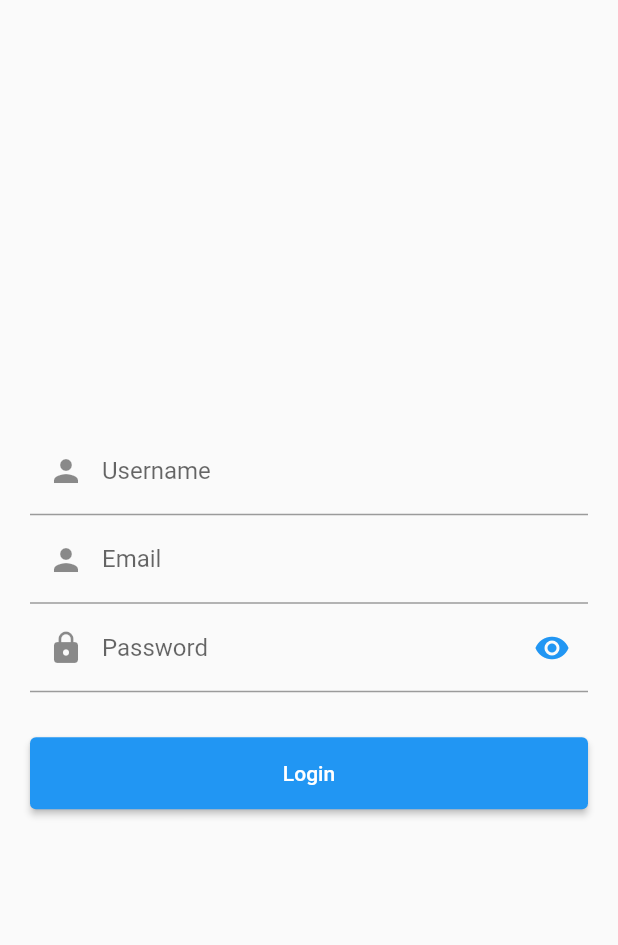
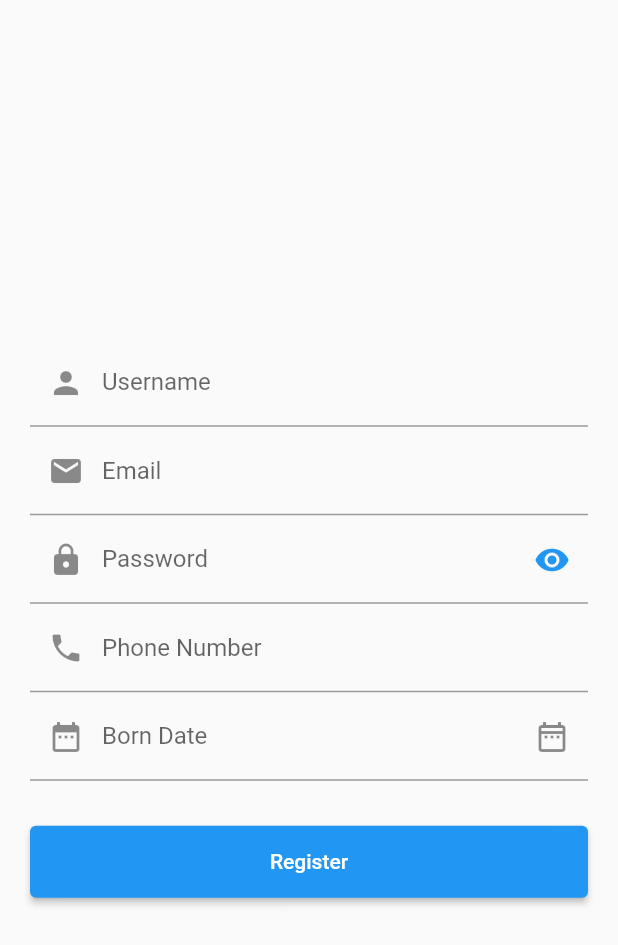
Before and after one commit to DavidWisnu25/UGD_Bloc_1_D, a Flutter app: the Registerview screen opened directly, on a phone screen of 412 x 824 dp. Shown: the top 945 px of the screen. Run offline on Flutter 3.47's test engine with Material 2 defaults, Android fonts, the phone set to English and light mode, and no system bars; our stand-ins replace flutter_bloc.

Commit message:
Register + Login done

```diff
--- a/lib/bloc/register_bloc.dart
+++ b/lib/bloc/register_bloc.dart
@@ -10,8 +10,6 @@ class RegisterBloc extends Bloc<RegisterEvent, RegisterState> {
     on<IsPasswordVisibleChanged>(
         (event, emit) => _onIsPasswordVisibleChanged(event, emit));
 
-    //on<NoTelponChanged>((event, emit) => _onNoTelponChanged(event, emit));
-
     on<FormSubmitted>((event, emit) => _onFormSubmitted(event, emit));
   }
   void _onIsPasswordVisibleChanged(
@@ -22,21 +20,12 @@ class RegisterBloc extends Bloc<RegisterEvent, RegisterState> {
     ));
   }
 
-  //Bagian ini masih error
-  // void _onNoTelponChanged(NoTelponChanged event, Emitter<RegisterState> emit) {
-  //   emit(state.copyWith(noTelpon: event.noTelpon));
-  // }
-
-  // void _onSelectedDateChanged(
-  //     SelectedDateChanged event, Emitter<RegisterState> emit) {
-  //   emit(state.copyWith(selectedDate: event.selectedDate));
-  // }
-
   void _onFormSubmitted(
       FormSubmitted event, Emitter<RegisterState> emit) async {
     emit(state.copyWith(formSubmissionState: FormSubmitting()));
     try {
-      await registerRepository.login(event.username, event.password);
+      await registerRepository.register(event.username, event.password,
+          event.email, event.noTelpon, event.selectedDate);
       emit(state.copyWith(formSubmissionState: SubmissionSuccess()));
     } on FailedRegister catch (e) {
       emit(state.copyWith(
--- a/lib/bloc/register_event.dart
+++ b/lib/bloc/register_event.dart
@@ -10,8 +10,8 @@ class FormSubmitted extends RegisterEvent {
   String username;
   String email;
   String password;
-  int noTelpon;
-  DateTime selectedDate;
+  String noTelpon;
+  String selectedDate;
 
   FormSubmitted(
       {required this.username,
--- a/lib/page/register_page.dart
+++ b/lib/page/register_page.dart
@@ -1,9 +1,11 @@
 import 'package:flutter/material.dart';
 import 'package:flutter_bloc/flutter_bloc.dart';
+import 'package:intl/intl.dart';
 import 'package:ugd_bloc/bloc/form_submission_state.dart';
 import 'package:ugd_bloc/bloc/register_bloc.dart';
 import 'package:ugd_bloc/bloc/register_event.dart';
 import 'package:ugd_bloc/bloc/register_state.dart';
+import 'package:ugd_bloc/page/login_page.dart';
 
 class Registerview extends StatefulWidget {
   const Registerview({super.key});
@@ -17,7 +19,8 @@ class _RegisterviewState extends State<Registerview> {
   TextEditingController usernameController = TextEditingController();
   TextEditingController emailController = TextEditingController();
   TextEditingController passwordController = TextEditingController();
-  bool isPasswordVisible = false;
+  TextEditingController phoneController = TextEditingController();
+  TextEditingController dateController = TextEditingController();
 
   @override
   Widget build(BuildContext context) {
@@ -28,9 +31,11 @@ class _RegisterviewState extends State<Registerview> {
           if (state.formSubmissionState is SubmissionSuccess) {
             ScaffoldMessenger.of(context).showSnackBar(
               const SnackBar(
-                content: Text('Login Success'),
+                content: Text('Register Success'),
               ),
             );
+            Navigator.push(
+                context, MaterialPageRoute(builder: (_) => const Loginview()));
           }
           if (state.formSubmissionState is SubmissionFailed) {
             ScaffoldMessenger.of(context).showSnackBar(
@@ -48,6 +53,9 @@ class _RegisterviewState extends State<Registerview> {
             child: Scaffold(
               body: Form(
                 key: formKey,
+                child: Container(
+                  alignment: Alignment.center,
+                  child: SingleChildScrollView(
                     child: Padding(
                       padding: const EdgeInsets.symmetric(
                           horizontal: 20.0, vertical: 10.0),
@@ -60,13 +68,15 @@ class _RegisterviewState extends State<Registerview> {
                               prefixIcon: Icon(Icons.person),
                               labelText: 'Username',
                             ),
-                        validator: (value) =>
-                            value == '' ? 'Please enter your username' : null,
+                            validator: (value) => value == ''
+                                ? 'Please enter your username'
+                                : null,
                           ),
                           TextFormField(
                             controller: emailController,
+                            keyboardType: TextInputType.emailAddress,
                             decoration: const InputDecoration(
-                          prefixIcon: Icon(Icons.person),
+                              prefixIcon: Icon(Icons.email),
                               labelText: 'Email',
                             ),
                             validator: (value) =>
@@ -84,7 +94,7 @@ class _RegisterviewState extends State<Registerview> {
                                       );
                                 },
                                 icon: Icon(
-                              isPasswordVisible
+                                  state.isPasswordVisible
                                       ? Icons.visibility_off
                                       : Icons.visibility,
                                   color: state.isPasswordVisible
@@ -94,43 +104,40 @@ class _RegisterviewState extends State<Registerview> {
                               ),
                             ),
                             obscureText: state.isPasswordVisible,
-                        validator: (value) =>
-                            value == '' ? 'Please Enter your password' : null,
+                            validator: (value) => value == ''
+                                ? 'Please Enter your password'
+                                : null,
                           ),
-                      //Bagian yang di comment masih error (Untuk noTelpon & pemilihan tanggal), lihat file register_bloc.dart
-                      // TextFormField(
-                      //   keyboardType: TextInputType.number, // Set keyboard type to number
-                      //   decoration: const InputDecoration(
-                      //     prefixIcon: Icon(Icons.phone),
-                      //     labelText: 'Phone Number',
-                      //   ),
-                      //   validator: (value) =>
-                      //       value.isEmpty ? 'Please enter your phone number' : null,
-                      //   onChanged: (value) {
-                      //     // Parse the input text as an integer and assign it to noTelpon
-                      //     context.read<RegisterBloc>().add(NoTelponChanged(int.tryParse(value) ?? 0));
-                      //   },
-                      // ),
-                      // ElevatedButton(
-                      //   onPressed: () async {
-                      //     final DateTime pickedDate = await showDatePicker(
-                      //       context: context,
-                      //       initialDate: selectedDate, // Set the initial date
-                      //       firstDate: DateTime(2000),
-                      //       lastDate: DateTime(2101),
-                      //     );
-
-                      //     if (pickedDate != null && pickedDate != selectedDate) {
-                      //       // Update the selectedDate if a new date is picked
-                      //       context.read<RegisterBloc>().add(SelectedDateChanged(pickedDate));
-                      //     }
-                      //   },
-                      //   child: Text(
-                      //     'Select Date',
-                      //     style: TextStyle(color: Colors.white),
-                      //   ),
-                      // ),
-
+                          TextFormField(
+                            controller: phoneController,
+                            keyboardType: TextInputType.phone,
+                            decoration: const InputDecoration(
+                              prefixIcon: Icon(Icons.phone),
+                              labelText: 'Phone Number',
+                            ),
+                            validator: (value) => value == ''
+                                ? 'Please enter your Phone Number'
+                                : null,
+                          ),
+                          TextFormField(
+                            controller: dateController,
+                            readOnly: true,
+                            onTap: () {
+                              _showDatePicker();
+                            },
+                            decoration: InputDecoration(
+                              prefixIcon: Icon(Icons.date_range),
+                              labelText: 'Born Date',
+                              suffixIcon: IconButton(
+                                  onPressed: () async {
+                                    _showDatePicker();
+                                  },
+                                  icon: Icon(Icons.date_range_outlined)),
+                            ),
+                            validator: (value) => value == ''
+                                ? 'Please enter your Born Date'
+                                : null,
+                          ),
                           const SizedBox(height: 30),
                           SizedBox(
                             width: double.infinity,
@@ -142,8 +149,8 @@ class _RegisterviewState extends State<Registerview> {
                                           username: usernameController.text,
                                           email: emailController.text,
                                           password: passwordController.text,
-                                      noTelpon: 0,
-                                      selectedDate: DateTime.now(),
+                                          noTelpon: phoneController.text,
+                                          selectedDate: dateController.text,
                                         ),
                                       );
                                 }
@@ -151,14 +158,17 @@ class _RegisterviewState extends State<Registerview> {
                               child: Padding(
                                 padding: EdgeInsets.symmetric(
                                     vertical: 16.0, horizontal: 16.0),
-                            child: state.formSubmissionState is FormSubmitting
+                                child:
+                                    state.formSubmissionState is FormSubmitting
                                         ? const CircularProgressIndicator(
                                             color: Colors.white)
-                                : const Text("Login"),
+                                        : const Text("Register"),
                               ),
                             ),
                           ),
                         ],
+                      ),
+                    ),
                   ),
                 ),
               ),
@@ -168,4 +178,16 @@ class _RegisterviewState extends State<Registerview> {
       ),
     );
   }
+
+  Future<void> _showDatePicker() async {
+    DateTime? pickedDate = await showDatePicker(
+        context: context,
+        initialDate: DateTime.now(),
+        firstDate: DateTime(1000),
+        lastDate: DateTime(3000));
+    if (pickedDate != null) {
+      dateController.text =
+          DateFormat('MM-dd-yyyy').format(pickedDate).toString();
     }
+  }
+}
--- a/lib/repository/register_repository.dart
+++ b/lib/repository/register_repository.dart
@@ -1,3 +1,5 @@
+import 'package:ugd_bloc/model/globalData.dart';
+
 import '../model/user.dart';
 
 class FailedRegister implements Exception {
@@ -7,18 +9,15 @@ class FailedRegister implements Exception {
 }
 
 class RegisterRepository {
-  String username = "User";
-  String password = "123";
-
-  Future<User> login(String username, String password) async {
+  Future<User> register(String username, String password, String email,
+      String noTelpon, String selectedDate) async {
     User userData = User();
     await Future.delayed(Duration(seconds: 3), () {
-      if (this.username == username && this.password == password) {
+      if (username.isEmpty || password.isEmpty) {
+        throw 'Username or password cannot be empty';
+      } else if (username.isNotEmpty && password.isNotEmpty) {
         userData = User(name: username, password: password, token: "12345");
-      } else if (username == '' || password == '') {
-        throw 'Username or password cannot be empty';
-      } else {
-        throw FailedRegister();
+        globalData.listUsers.add(userData);
       }
     });
     return userData;
--- a/pubspec.yaml
+++ b/pubspec.yaml
@@ -10,6 +10,7 @@ dependencies:
   flutter:
     sdk: flutter
   flutter_bloc: ^8.0.1
+  intl: ^0.18.1
 
 dev_dependencies:
   flutter_test:
```
Also changed, not shown: lib/model/globalData.dart (added, +7 -0 lines), lib/page/login_page.dart (+15 -0 lines), lib/repository/login_repository.dart (+14 -9 lines), pubspec.lock. Lines whose indentation alone changed are shown as unchanged.
